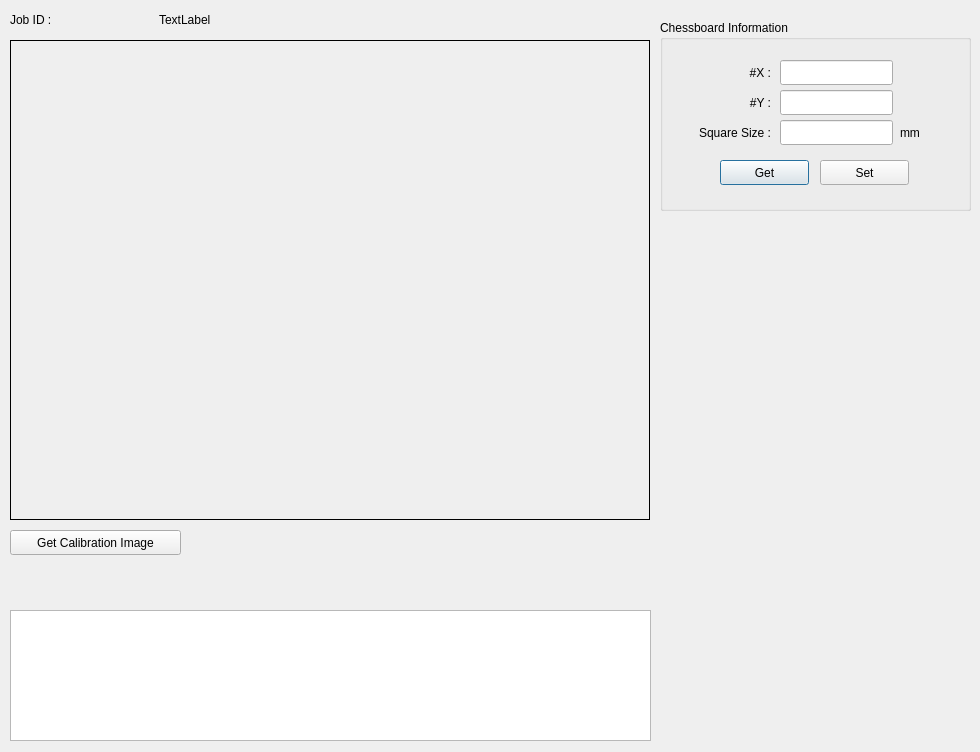
The window that ui/dialogsetcalibration.ui (rendezvue/ViNet) describes before a commit, drawn with Qt 5.
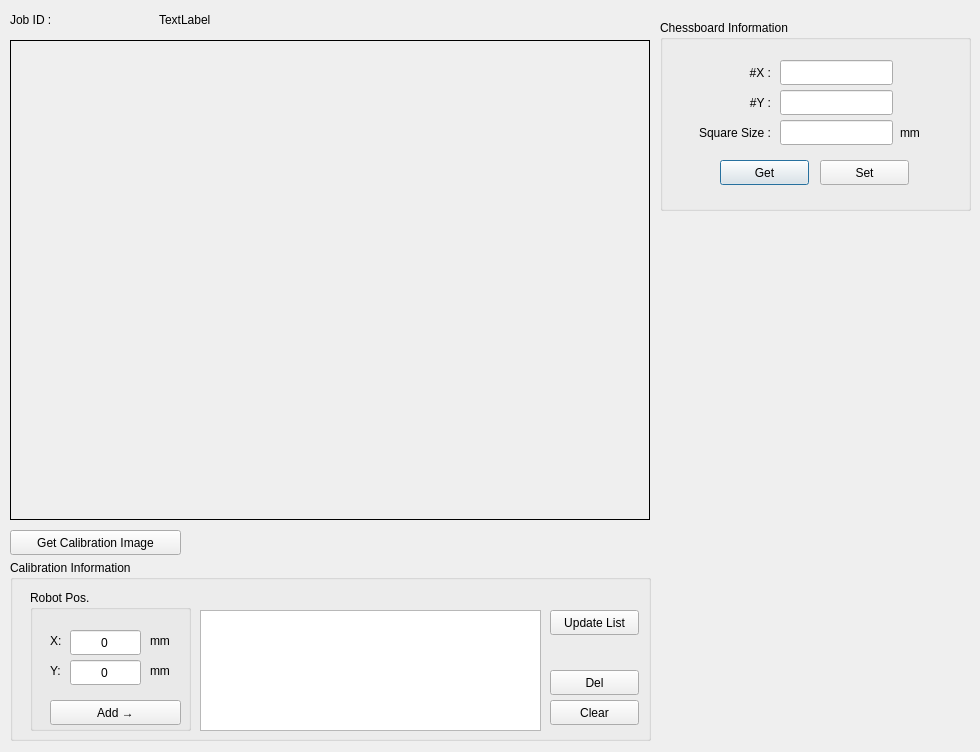
The same window after the commit.

Commit message: Checked Add Information for calibration.

```diff
--- a/ui/dialogsetcalibration.ui
+++ b/ui/dialogsetcalibration.ui
@@ -188,28 +188,6 @@
     </property>
    </widget>
   </widget>
-  <widget class="QListWidget" name="listWidget_calibration">
-   <property name="geometry">
-    <rect>
-     <x>10</x>
-     <y>610</y>
-     <width>641</width>
-     <height>131</height>
-    </rect>
-   </property>
-   <property name="iconSize">
-    <size>
-     <width>160</width>
-     <height>120</height>
-    </size>
-   </property>
-   <property name="resizeMode">
-    <enum>QListView::Adjust</enum>
-   </property>
-   <property name="viewMode">
-    <enum>QListView::IconMode</enum>
-   </property>
-  </widget>
   <widget class="QPushButton" name="pushButton_get_calibration_image">
    <property name="geometry">
     <rect>
@@ -223,6 +201,190 @@
     <string>Get Calibration Image</string>
    </property>
   </widget>
+  <widget class="QGroupBox" name="groupBox_2">
+   <property name="geometry">
+    <rect>
+     <x>10</x>
+     <y>560</y>
+     <width>641</width>
+     <height>181</height>
+    </rect>
+   </property>
+   <property name="title">
+    <string>Calibration Information</string>
+   </property>
+   <widget class="QListWidget" name="listWidget_calibration">
+    <property name="geometry">
+     <rect>
+      <x>190</x>
+      <y>50</y>
+      <width>341</width>
+      <height>121</height>
+     </rect>
+    </property>
+    <property name="iconSize">
+     <size>
+      <width>160</width>
+      <height>120</height>
+     </size>
+    </property>
+    <property name="resizeMode">
+     <enum>QListView::Adjust</enum>
+    </property>
+    <property name="viewMode">
+     <enum>QListView::IconMode</enum>
+    </property>
+   </widget>
+   <widget class="QPushButton" name="pushButton_del">
+    <property name="geometry">
+     <rect>
+      <x>540</x>
+      <y>110</y>
+      <width>89</width>
+      <height>25</height>
+     </rect>
+    </property>
+    <property name="text">
+     <string>Del</string>
+    </property>
+   </widget>
+   <widget class="QPushButton" name="pushButton_clear">
+    <property name="geometry">
+     <rect>
+      <x>540</x>
+      <y>140</y>
+      <width>89</width>
+      <height>25</height>
+     </rect>
+    </property>
+    <property name="text">
+     <string>Clear</string>
+    </property>
+   </widget>
+   <widget class="QGroupBox" name="groupBox_3">
+    <property name="geometry">
+     <rect>
+      <x>20</x>
+      <y>30</y>
+      <width>161</width>
+      <height>141</height>
+     </rect>
+    </property>
+    <property name="title">
+     <string>Robot Pos.</string>
+    </property>
+    <widget class="QPushButton" name="pushButton_add">
+     <property name="geometry">
+      <rect>
+       <x>20</x>
+       <y>110</y>
+       <width>131</width>
+       <height>25</height>
+      </rect>
+     </property>
+     <property name="text">
+      <string>Add →</string>
+     </property>
+    </widget>
+    <widget class="QLabel" name="label_5">
+     <property name="geometry">
+      <rect>
+       <x>20</x>
+       <y>40</y>
+       <width>16</width>
+       <height>21</height>
+      </rect>
+     </property>
+     <property name="text">
+      <string>X:</string>
+     </property>
+    </widget>
+    <widget class="QLabel" name="label_6">
+     <property name="geometry">
+      <rect>
+       <x>20</x>
+       <y>70</y>
+       <width>16</width>
+       <height>21</height>
+      </rect>
+     </property>
+     <property name="text">
+      <string>Y:</string>
+     </property>
+    </widget>
+    <widget class="QLineEdit" name="lineEdit_robot_x">
+     <property name="geometry">
+      <rect>
+       <x>40</x>
+       <y>40</y>
+       <width>71</width>
+       <height>25</height>
+      </rect>
+     </property>
+     <property name="text">
+      <string>0</string>
+     </property>
+     <property name="alignment">
+      <set>Qt::AlignCenter</set>
+     </property>
+    </widget>
+    <widget class="QLineEdit" name="lineEdit_robot_y">
+     <property name="geometry">
+      <rect>
+       <x>40</x>
+       <y>70</y>
+       <width>71</width>
+       <height>25</height>
+      </rect>
+     </property>
+     <property name="text">
+      <string>0</string>
+     </property>
+     <property name="alignment">
+      <set>Qt::AlignCenter</set>
+     </property>
+    </widget>
+    <widget class="QLabel" name="label_7">
+     <property name="geometry">
+      <rect>
+       <x>120</x>
+       <y>40</y>
+       <width>31</width>
+       <height>21</height>
+      </rect>
+     </property>
+     <property name="text">
+      <string>mm</string>
+     </property>
+    </widget>
+    <widget class="QLabel" name="label_8">
+     <property name="geometry">
+      <rect>
+       <x>120</x>
+       <y>70</y>
+       <width>31</width>
+       <height>21</height>
+      </rect>
+     </property>
+     <property name="text">
+      <string>mm</string>
+     </property>
+    </widget>
+   </widget>
+   <widget class="QPushButton" name="pushButton_update">
+    <property name="geometry">
+     <rect>
+      <x>540</x>
+      <y>50</y>
+      <width>89</width>
+      <height>25</height>
+     </rect>
+    </property>
+    <property name="text">
+     <string>Update List</string>
+    </property>
+   </widget>
+  </widget>
  </widget>
  <resources/>
  <connections/>
```
The commit also changes 2 other files.
